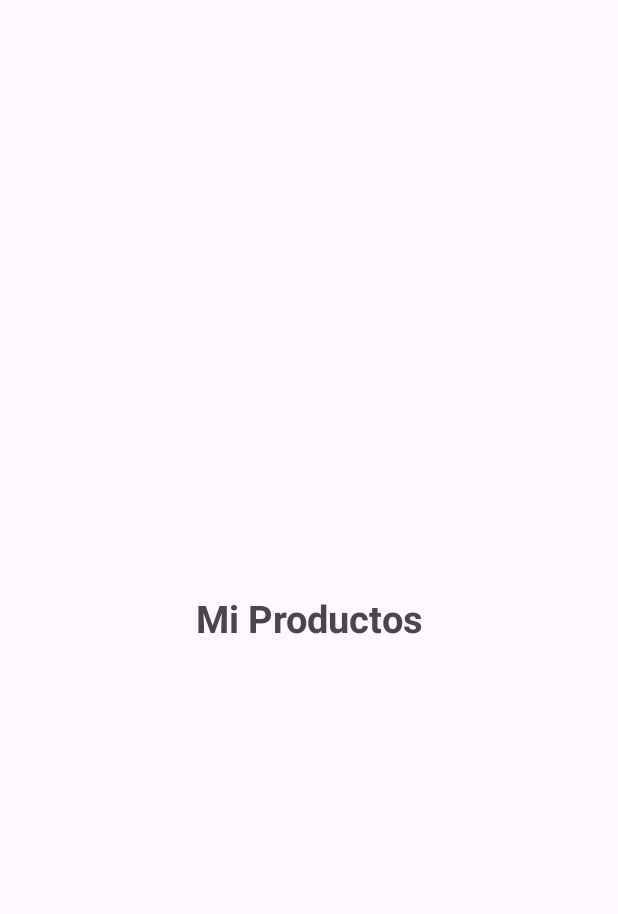
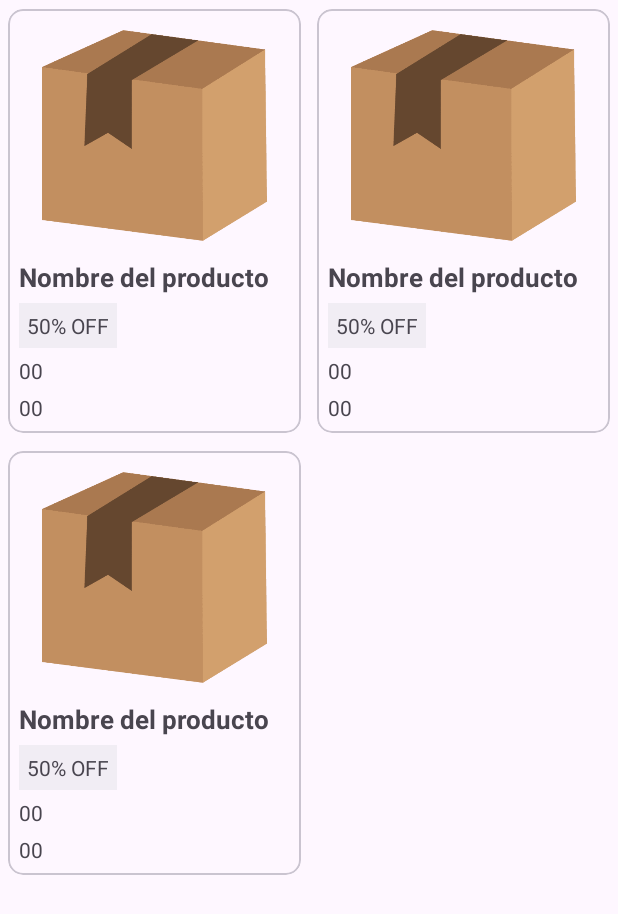
Before and after one commit to Garithos2ez4/ProyectoVirtualStore, an Android app: the layout fragment_mis_productos_v.xml on its own in the app's theme, with its tools: preview values and no code run, on a phone screen of 412 x 824 dp. Shown: the top 914 px of the screen. Run offline under Robolectric (Android 15) with nearby library versions, the phone set to English and light mode, and no system bars.

```diff
--- /dev/null
+++ b/app/src/main/res/drawable/fondo_verde.xml
@@ -0,0 +1,13 @@
+<?xml version="1.0" encoding="utf-8"?>
+<shape xmlns:android="http://schemas.android.com/apk/res/android"
+    android:shape="rectangle">
+    <solid android:color="@color/verde_oscuro">
+        <corners android:radius="5dp"/>
+        <stroke android:color="@color/verde_claro"
+            android:width="1dp"/>
+
+
+
+    </solid>
+
+</shape>
--- a/app/src/main/res/layout/fragment_mis_productos_v.xml
+++ b/app/src/main/res/layout/fragment_mis_productos_v.xml
@@ -3,15 +3,15 @@
     xmlns:tools="http://schemas.android.com/tools"
     android:layout_width="match_parent"
     android:layout_height="match_parent"
+    xmlns:app="http://schemas.android.com/apk/res-auto"
     tools:context=".Vendedor.Botton_Nav_Fragments_Vendedor.FragmentMisProductosV">
 
-    <!-- TODO: Update blank fragment layout -->
-    <TextView
-        android:layout_width="match_parent"
-        android:layout_height="match_parent"
-        android:text="Mi Productos"
-        android:gravity="center"
-        android:textSize="25sp"
-        android:textStyle="bold"/>
+   <androidx.recyclerview.widget.RecyclerView
+       android:id="@+id/productosRV"
+       android:layout_width="match_parent"
+       android:layout_height="match_parent"
+        app:spanCount="2"
+       tools:listitem="@layout/item_producto"
+       app:layoutManager="androidx.recyclerview.widget.GridLayoutManager"/>
 
 </FrameLayout>
--- /dev/null
+++ b/app/src/main/res/layout/item_producto.xml
@@ -0,0 +1,63 @@
+<?xml version="1.0" encoding="utf-8"?>
+<com.google.android.material.card.MaterialCardView
+    xmlns:android="http://schemas.android.com/apk/res/android"
+    android:layout_width="match_parent"
+    android:layout_height="wrap_content"
+    xmlns:app="http://schemas.android.com/apk/res-auto"
+    app:cardCornerRadius="10dp"
+    app:cardUseCompatPadding="true">
+
+    <androidx.appcompat.widget.LinearLayoutCompat
+        android:layout_width="match_parent"
+        android:layout_height="wrap_content"
+        android:orientation="vertical"
+        android:padding="7dp">
+
+
+        <com.google.android.material.imageview.ShapeableImageView
+            android:layout_width="150dp"
+            android:layout_height="150dp"
+            android:id="@+id/imagenP"
+            android:src="@drawable/box_icon"
+            android:layout_gravity="center"
+            android:layout_marginTop="2dp"
+            android:scaleType="centerCrop"/>
+        <TextView
+            android:id="@+id/item_nombre_p"
+            android:text="@string/item_nombre_p"
+            android:layout_width="wrap_content"
+            android:layout_height="wrap_content"
+            android:textSize="17sp"
+            android:textStyle="bold"
+            android:layout_marginTop="7dp"
+            android:maxLines="1"/>
+
+        <!--nota Descuento-->
+        <TextView
+            android:background="@drawable/fondo_verde"
+            android:id="@+id/item_nota_p"
+            android:padding="5dp"
+            android:text="@string/items_nota_p"
+            android:layout_marginTop="5dp"
+            android:layout_width="wrap_content"
+            android:layout_height="wrap_content"/>
+        <TextView
+            android:id="@+id/item_precio_p"
+            android:text="@string/item_precio_p"
+            android:layout_width="wrap_content"
+            android:layout_height="wrap_content"
+            android:layout_marginTop="5dp"
+            android:maxLines="1"/>
+        <TextView
+            android:id="@+id/item_precio_p_desc"
+            android:text="@string/item_precio_p_desc"
+            android:layout_width="wrap_content"
+            android:layout_height="wrap_content"
+            android:layout_marginTop="5dp"
+            android:maxLines="1"/>
+
+
+
+    </androidx.appcompat.widget.LinearLayoutCompat>
+
+</com.google.android.material.card.MaterialCardView>
--- a/app/src/main/res/values/colors.xml
+++ b/app/src/main/res/values/colors.xml
@@ -5,4 +5,6 @@
     <color name="celeste_claro">#85c1e9</color>
     <color name="celeste_oscuro">#5DADE2</color>
     <color name="azul_marino_oscuro">#2471A3</color>
+    <color name="verde_oscuro">#0D0F422F</color>
+    <color name="verde_claro">#43A047</color>
 </resources>
--- a/app/src/main/res/values/strings.xml
+++ b/app/src/main/res/values/strings.xml
@@ -78,6 +78,13 @@
     <string name="item_nombre_c_v">Nombre de categoria</string>
 
 
+    <!--Item categorias -->
+    <string name="item_nombre_p">Nombre del producto</string>
+    <string name="item_precio_p">00</string>"
+    <string name="item_precio_p_desc">00</string>"
+    <string name="items_nota_p">50% OFF</string>"
+
+
 
     <string name="hello_blank_fragment">Hello blank fragment</string>
 
```
Also changed, not shown: app/src/main/java/com/example/sistemadefacturacion_pruni/Adaptadores/AdaptadorProducto.kt (added, +96 -0 lines), app/src/main/java/com/example/sistemadefacturacion_pruni/Modelos/ModeloProducto.kt (added, +30 -0 lines), app/src/main/java/com/example/sistemadefacturacion_pruni/Vendedor/Botton_Nav_Fragments_Vendedor/FragmentMisProductosV.kt (+46 -37 lines), app/src/main/res/drawable/box_icon.png (added).
